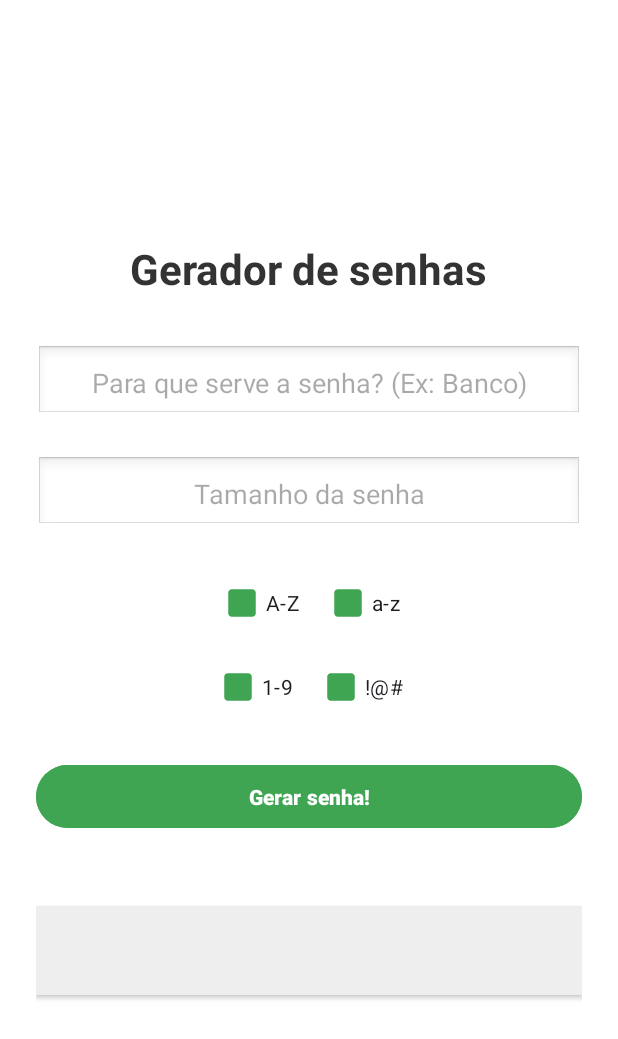
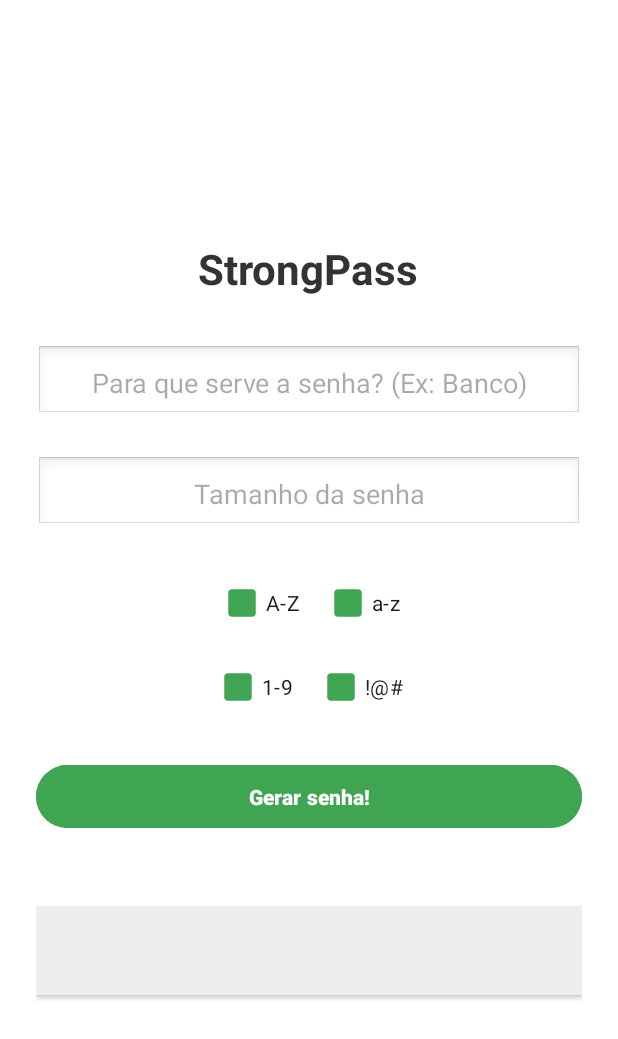
Before and after one commit to Mormito/JAVA-PasswordApp, an Android app: the screen it shows after launch (MainActivity), on a phone screen of 412 x 824 dp. Shown: the top 1039 px of the screen. Run offline under Robolectric (Android 15) with nearby library versions, the phone set to English and light mode, and no system bars.

Commit message:
Sétimo commit - Versão 1.3 | Criação do nome - StrongPass

```diff
--- a/app/src/main/res/layout/activity_main.xml
+++ b/app/src/main/res/layout/activity_main.xml
@@ -14,7 +14,7 @@
         android:id="@+id/textView1"
         android:layout_width="wrap_content"
         android:layout_height="wrap_content"
-        android:text="Gerador de senhas"
+        android:text="StrongPass"
         android:textSize="28sp"
         android:textStyle="bold"
         android:textColor="#333"
```
Also changed, not shown: app/src/main/res/drawable/captain.png (deleted), 1 other file.
